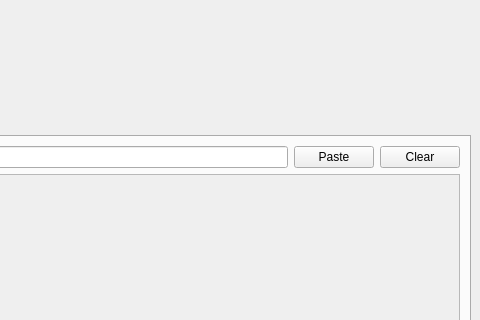
First picture: the form in src/mainwindow.ui, repository ccseer/FontViewer, before the edit; both pictures show x 320 to 800 and y 0 to 320 of the 800 by 600 pixel window.
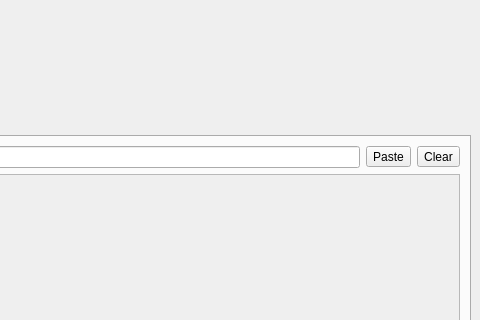
Second picture: the form after the edit.

Commit message: paste & clear btns

The edit to the form file:
```diff
--- a/src/mainwindow.ui
+++ b/src/mainwindow.ui
@@ -109,14 +109,14 @@
              <widget class="QLineEdit" name="lineEdit"/>
             </item>
             <item>
-             <widget class="QPushButton" name="pushButton_paste">
+             <widget class="QToolButton" name="toolButton_paste">
               <property name="text">
                <string>Paste</string>
               </property>
              </widget>
             </item>
             <item>
-             <widget class="QPushButton" name="pushButton_clear">
+             <widget class="QToolButton" name="toolButton_clear">
               <property name="text">
                <string>Clear</string>
               </property>
```
Left out of the diff: 2 changed lines with no effect on the pictures. The commit also changes 1 other file.
